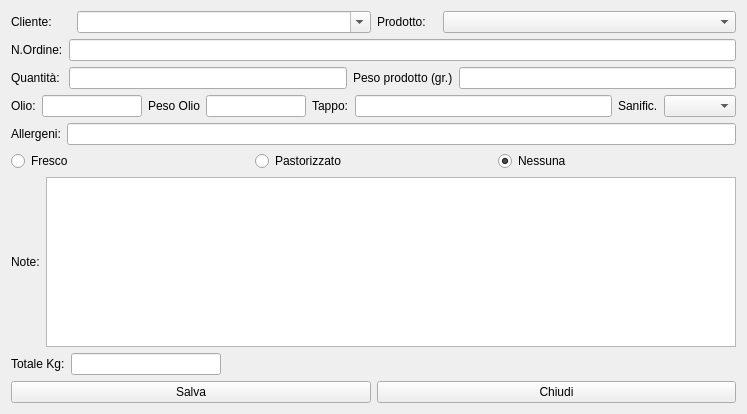
Before: the Qt Designer form hmodifyrow.ui in fblabs/hamlet-mod-sancon, drawn with Qt 5.
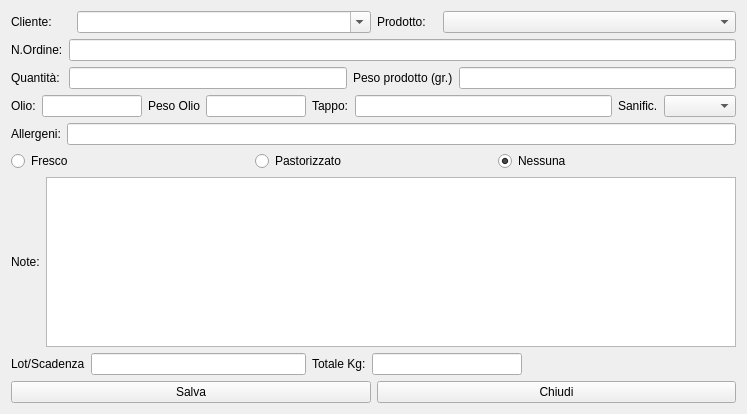
After: the same form once the commit is applied. Icons and pictures are not drawn.

```diff
--- a/hmodifyrow.ui
+++ b/hmodifyrow.ui
@@ -239,6 +239,16 @@
    </item>
    <item>
     <layout class="QHBoxLayout" name="horizontalLayout_3">
+     <item>
+      <widget class="QLabel" name="label_13">
+       <property name="text">
+        <string>Lot/Scadenza</string>
+       </property>
+      </widget>
+     </item>
+     <item>
+      <widget class="QLineEdit" name="leLotScad"/>
+     </item>
      <item>
       <widget class="QLabel" name="label_7">
        <property name="text">
```
